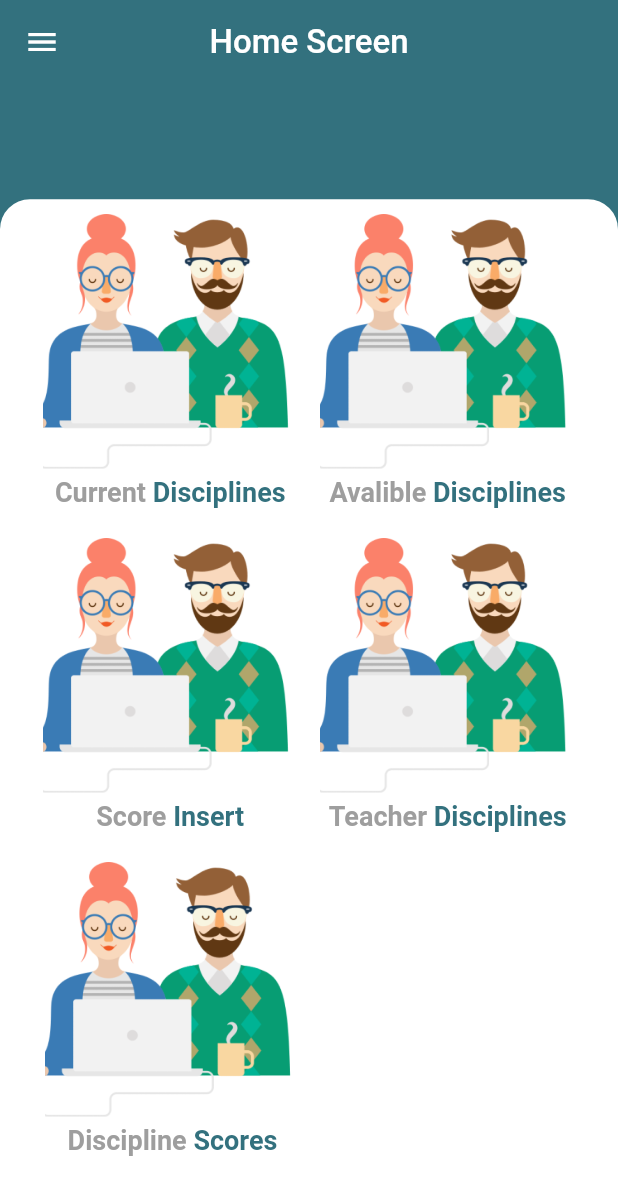
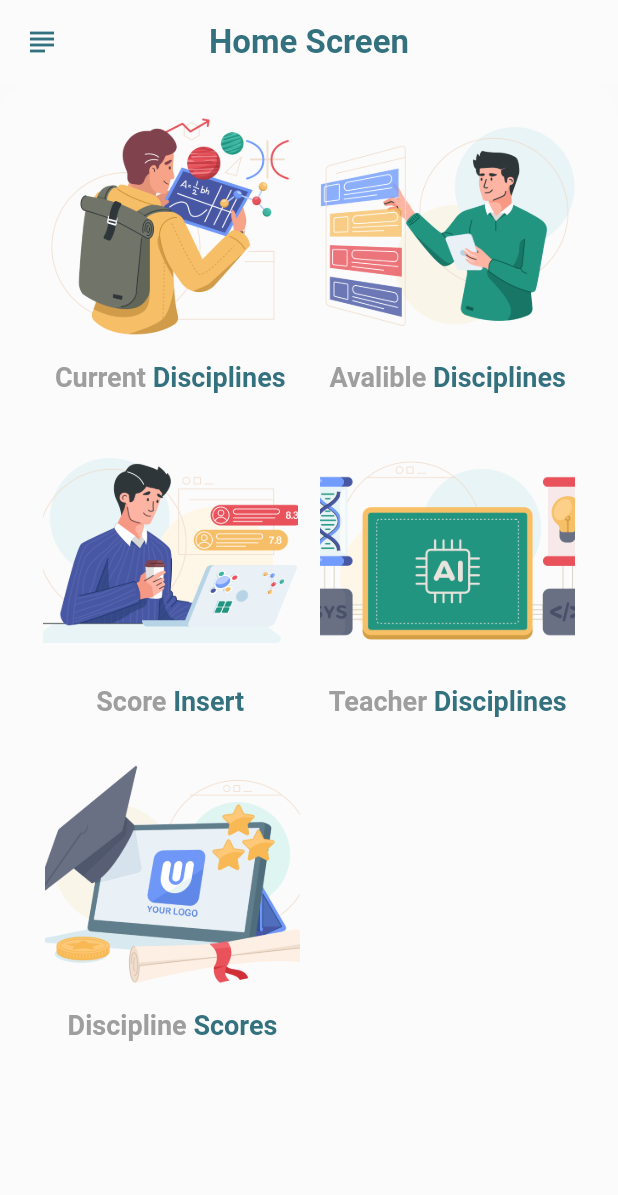
Before and after one commit to RegisSalesRA/django_flutter_college, a Flutter app: the HomeScreen screen opened by its route, on a phone screen of 412 x 824 dp. Shown: the top 1195 px of the screen. Run offline on Flutter 3.47's test engine with Material 2 defaults, Android fonts, the phone set to English and light mode, and no system bars; our stand-ins replace dio.

Commit message:
refactor home page

```diff
--- a/client_flutter/lib/presentation/home/home_screen.dart
+++ b/client_flutter/lib/presentation/home/home_screen.dart
@@ -1,9 +1,9 @@
+import 'package:client_flutter/app/colors/colors.dart';
 import 'package:client_flutter/app/routes/routes.dart';
 import 'package:client_flutter/presentation/common/grid_widget.dart';
 import 'package:client_flutter/presentation/home/widgets/drawer.dart';
 import 'package:flutter/material.dart';
 
-import '../../app/colors/colors.dart';
 import '../../app/helpers/media_size_helper.dart';
 
 class HomeScreen extends StatefulWidget {
@@ -19,21 +19,27 @@ class _HomeScreenState extends State<HomeScreen> {
     return Scaffold(
       drawer: const DrawerWidget(),
       appBar: AppBar(
-          backgroundColor: ColorsTheme.secondaryColor,
+          backgroundColor: Colors.white10,
           elevation: 0,
+          leading: Builder(
+            builder: (context) => IconButton(
+              icon: const Icon(
+                Icons.subject_outlined,
+                //call_missed_rounded
+                color: ColorsTheme.secondaryColor,
+              ),
+              onPressed: () => Scaffold.of(context).openDrawer(),
+            ),
+          ),
           centerTitle: true,
-          title: const Text("Home Screen")),
+          title: Text(
+            "Home Screen",
+            style: Theme.of(context).textTheme.headline1,
+          )),
       body: Container(
         height: MediaQuerySize.heigthSizeCustom(context),
         decoration: const BoxDecoration(
-          color: ColorsTheme.secondaryColor,
-        ),
-        child: Container(
-          margin: EdgeInsets.only(
-              top: MediaQuerySize.heigthSizeCustom(context) * 0.10),
-          height: MediaQuerySize.heigthSizeCustom(context) * 0.90,
-          decoration: const BoxDecoration(
-              color: Colors.white,
+            color: Colors.white10,
             borderRadius: BorderRadius.only(
                 topLeft: Radius.circular(20), topRight: Radius.circular(20))),
         child: Column(children: [
@@ -44,7 +50,7 @@ class _HomeScreenState extends State<HomeScreen> {
               crossAxisAlignment: CrossAxisAlignment.center,
               children: [
                 GridComponent(
-                    nameImage: "teacher_register.png",
+                  nameImage: "current_discipline.png",
                   voidCall: () {
                     Navigator.pushNamed(context, Routes.currentDiscipline);
                   },
@@ -55,7 +61,7 @@ class _HomeScreenState extends State<HomeScreen> {
                   width: 15,
                 ),
                 GridComponent(
-                    nameImage: "teacher_register.png",
+                  nameImage: "availible_disciplines.png",
                   voidCall: () {
                     Navigator.pushNamed(context, Routes.availibleDiscipline);
                   },
@@ -72,7 +78,7 @@ class _HomeScreenState extends State<HomeScreen> {
               crossAxisAlignment: CrossAxisAlignment.center,
               children: [
                 GridComponent(
-                    nameImage: "teacher_register.png",
+                  nameImage: "insert_score.png",
                   voidCall: () {
                     Navigator.pushNamed(context, Routes.insertScoreScreen);
                   },
@@ -83,7 +89,7 @@ class _HomeScreenState extends State<HomeScreen> {
                   width: 15,
                 ),
                 GridComponent(
-                    nameImage: "teacher_register.png",
+                  nameImage: "teacher_disciplines.png",
                   voidCall: () {
                     Navigator.pushNamed(context, Routes.teacherDiscipline);
                   },
@@ -103,7 +109,7 @@ class _HomeScreenState extends State<HomeScreen> {
                   width: 30,
                 ),
                 GridComponent(
-                    nameImage: "teacher_register.png",
+                  nameImage: "discipline_score.png",
                   voidCall: () {
                     Navigator.pushNamed(context, Routes.scoreDiscipline);
                   },
@@ -115,7 +121,6 @@ class _HomeScreenState extends State<HomeScreen> {
           ),
         ]),
       ),
-      ),
     );
   }
 }
```
Also changed, not shown: client_flutter/assets/images/Keep track of student progress.png (deleted), client_flutter/assets/images/Online Classroom.png (deleted), client_flutter/assets/images/Online Learning.png (deleted), client_flutter/assets/images/availible_disciplines.png (renamed from client_flutter/assets/images/Manage Schedules Easily.png), client_flutter/assets/images/current_discipline.png (renamed from client_flutter/assets/images/Future Education.png), client_flutter/assets/images/discipline_score.png (renamed from client_flutter/assets/images/Proven to Graduate Experts in All Fields.png), client_flutter/assets/images/insert_score.png (renamed from client_flutter/assets/images/Track student progress & gain actionable insights.png), client_flutter/assets/images/teacher_disciplines.png (renamed from client_flutter/assets/images/Learning automation.png). Lines whose indentation alone changed are shown as unchanged.
